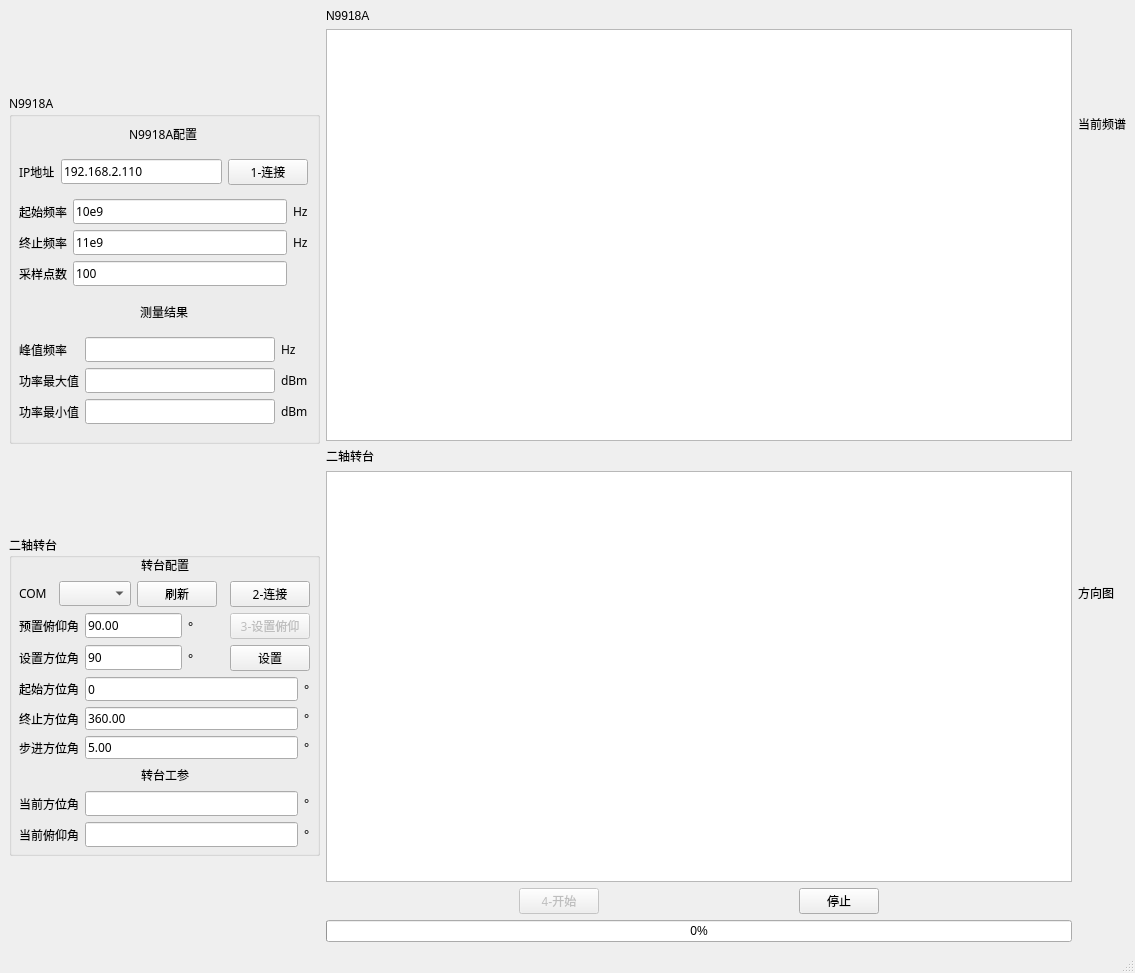
Old version of the form mainwindow.ui in the repository ArtisticZhao/antenna_pattern.
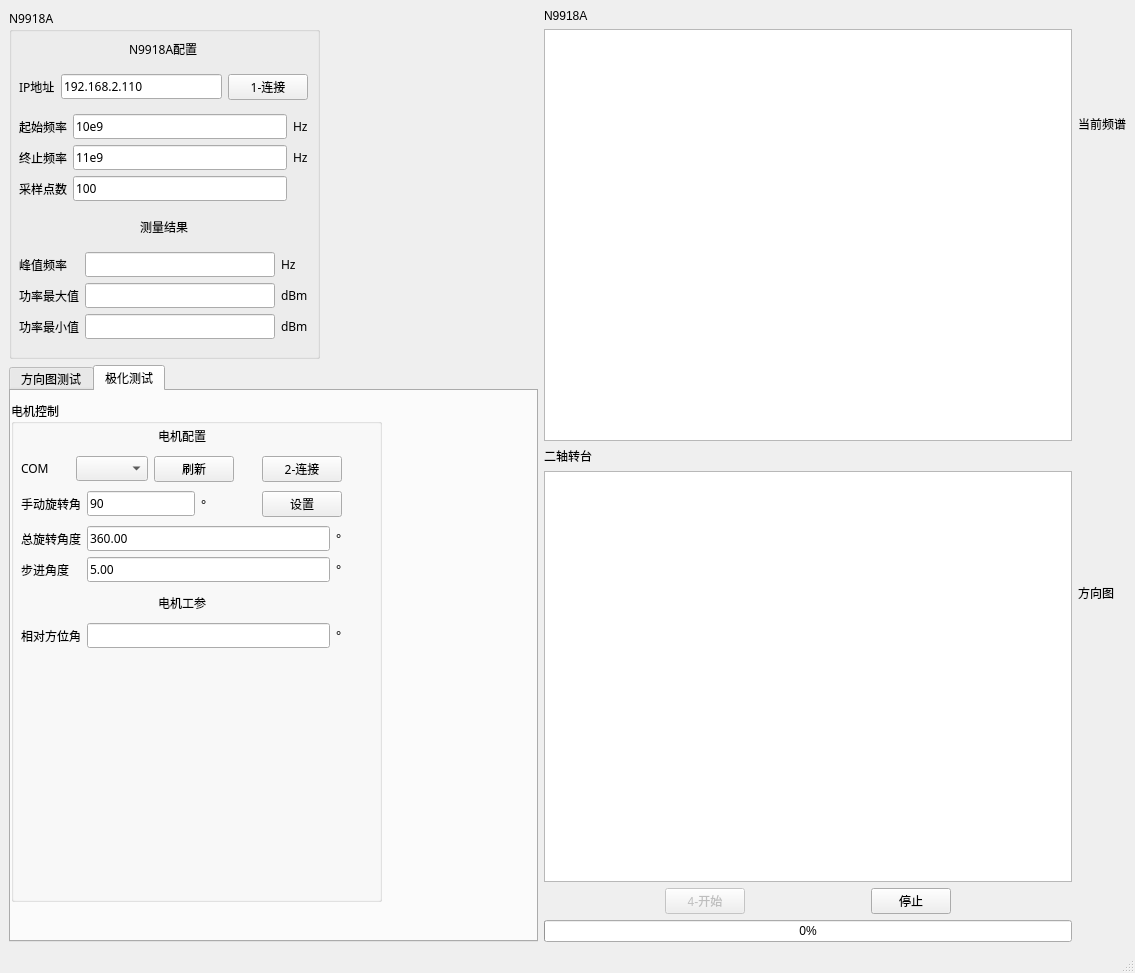
New version of the form. Custom widgets are drawn as their Qt base class.

Commit message: 添加极化测试用的远程步进电机支持, 未加入防呆系统

Diff of the .ui file:
```diff
--- a/mainwindow.ui
+++ b/mainwindow.ui
@@ -352,17 +352,33 @@
        </widget>
       </item>
       <item>
+       <widget class="QTabWidget" name="tabWidget">
+        <property name="currentIndex">
+         <number>1</number>
+        </property>
+        <widget class="QWidget" name="tab">
+         <attribute name="title">
+          <string>方向图测试</string>
+         </attribute>
        <widget class="QGroupBox" name="groupBox_2">
+          <property name="geometry">
+           <rect>
+            <x>0</x>
+            <y>10</y>
+            <width>371</width>
+            <height>501</height>
+           </rect>
+          </property>
         <property name="minimumSize">
          <size>
-          <width>311</width>
+            <width>371</width>
           <height>321</height>
          </size>
         </property>
         <property name="maximumSize">
          <size>
-          <width>311</width>
-          <height>321</height>
+            <width>501</width>
+            <height>16777215</height>
          </size>
         </property>
         <property name="font">
@@ -378,8 +394,8 @@
           <rect>
            <x>10</x>
            <y>20</y>
-           <width>291</width>
-           <height>292</height>
+             <width>321</width>
+             <height>321</height>
           </rect>
          </property>
          <layout class="QVBoxLayout" name="verticalLayout_2">
@@ -781,6 +797,341 @@
            </layout>
           </item>
          </layout>
+          </widget>
+         </widget>
+        </widget>
+        <widget class="QWidget" name="tab_2">
+         <attribute name="title">
+          <string>极化测试</string>
+         </attribute>
+         <widget class="QGroupBox" name="groupBox_3">
+          <property name="geometry">
+           <rect>
+            <x>0</x>
+            <y>10</y>
+            <width>371</width>
+            <height>501</height>
+           </rect>
+          </property>
+          <property name="minimumSize">
+           <size>
+            <width>371</width>
+            <height>321</height>
+           </size>
+          </property>
+          <property name="maximumSize">
+           <size>
+            <width>501</width>
+            <height>16777215</height>
+           </size>
+          </property>
+          <property name="font">
+           <font>
+            <family>Adobe Devanagari</family>
+           </font>
+          </property>
+          <property name="title">
+           <string>电机控制</string>
+          </property>
+          <widget class="QWidget" name="verticalLayoutWidget_3">
+           <property name="geometry">
+            <rect>
+             <x>10</x>
+             <y>20</y>
+             <width>321</width>
+             <height>231</height>
+            </rect>
+           </property>
+           <layout class="QVBoxLayout" name="verticalLayout_5">
+            <item>
+             <layout class="QHBoxLayout" name="horizontalLayout_11">
+              <item>
+               <spacer name="horizontalSpacer_16">
+                <property name="orientation">
+                 <enum>Qt::Horizontal</enum>
+                </property>
+                <property name="sizeHint" stdset="0">
+                 <size>
+                  <width>40</width>
+                  <height>20</height>
+                 </size>
+                </property>
+               </spacer>
+              </item>
+              <item>
+               <widget class="QLabel" name="label_36">
+                <property name="maximumSize">
+                 <size>
+                  <width>16777215</width>
+                  <height>23</height>
+                 </size>
+                </property>
+                <property name="text">
+                 <string>电机配置</string>
+                </property>
+               </widget>
+              </item>
+              <item>
+               <spacer name="horizontalSpacer_17">
+                <property name="orientation">
+                 <enum>Qt::Horizontal</enum>
+                </property>
+                <property name="sizeHint" stdset="0">
+                 <size>
+                  <width>40</width>
+                  <height>20</height>
+                 </size>
+                </property>
+               </spacer>
+              </item>
+             </layout>
+            </item>
+            <item>
+             <layout class="QHBoxLayout" name="horizontalLayout_12">
+              <item>
+               <widget class="QLabel" name="label_37">
+                <property name="maximumSize">
+                 <size>
+                  <width>16777215</width>
+                  <height>23</height>
+                 </size>
+                </property>
+                <property name="text">
+                 <string>COM</string>
+                </property>
+               </widget>
+              </item>
+              <item>
+               <spacer name="horizontalSpacer_18">
+                <property name="orientation">
+                 <enum>Qt::Horizontal</enum>
+                </property>
+                <property name="sizeHint" stdset="0">
+                 <size>
+                  <width>40</width>
+                  <height>20</height>
+                 </size>
+                </property>
+               </spacer>
+              </item>
+              <item>
+               <widget class="QComboBox" name="cb_com_port_motor"/>
+              </item>
+              <item>
+               <widget class="QPushButton" name="btn_refresh_com_motor">
+                <property name="text">
+                 <string>刷新</string>
+                </property>
+               </widget>
+              </item>
+              <item>
+               <spacer name="horizontalSpacer_19">
+                <property name="orientation">
+                 <enum>Qt::Horizontal</enum>
+                </property>
+                <property name="sizeHint" stdset="0">
+                 <size>
+                  <width>40</width>
+                  <height>20</height>
+                 </size>
+                </property>
+               </spacer>
+              </item>
+              <item>
+               <widget class="QPushButton" name="com_connect_motor">
+                <property name="enabled">
+                 <bool>true</bool>
+                </property>
+                <property name="text">
+                 <string>2-连接</string>
+                </property>
+               </widget>
+              </item>
+             </layout>
+            </item>
+            <item>
+             <layout class="QHBoxLayout" name="horizontalLayout_14">
+              <item>
+               <widget class="QLabel" name="label_40">
+                <property name="text">
+                 <string>手动旋转角</string>
+                </property>
+               </widget>
+              </item>
+              <item>
+               <widget class="QLineEdit" name="le_motor_angle">
+                <property name="text">
+                 <string>90</string>
+                </property>
+               </widget>
+              </item>
+              <item>
+               <widget class="QLabel" name="label_41">
+                <property name="text">
+                 <string>°</string>
+                </property>
+               </widget>
+              </item>
+              <item>
+               <spacer name="horizontalSpacer_21">
+                <property name="orientation">
+                 <enum>Qt::Horizontal</enum>
+                </property>
+                <property name="sizeHint" stdset="0">
+                 <size>
+                  <width>40</width>
+                  <height>20</height>
+                 </size>
+                </property>
+               </spacer>
+              </item>
+              <item>
+               <widget class="QPushButton" name="pb_turn_motor">
+                <property name="text">
+                 <string>设置</string>
+                </property>
+               </widget>
+              </item>
+             </layout>
+            </item>
+            <item>
+             <layout class="QGridLayout" name="gridLayout_5">
+              <item row="1" column="3">
+               <widget class="QLabel" name="label_43">
+                <property name="text">
+                 <string>°</string>
+                </property>
+               </widget>
+              </item>
+              <item row="1" column="2">
+               <widget class="QLineEdit" name="le_step_angle">
+                <property name="text">
+                 <string>5.00</string>
+                </property>
+               </widget>
+              </item>
+              <item row="1" column="0">
+               <widget class="QLabel" name="label_42">
+                <property name="maximumSize">
+                 <size>
+                  <width>16777215</width>
+                  <height>23</height>
+                 </size>
+                </property>
+                <property name="text">
+                 <string>步进角度</string>
+                </property>
+               </widget>
+              </item>
+              <item row="0" column="2">
+               <widget class="QLineEdit" name="le_total_angle">
+                <property name="text">
+                 <string>360.00</string>
+                </property>
+               </widget>
+              </item>
+              <item row="0" column="0">
+               <widget class="QLabel" name="label_45">
+                <property name="maximumSize">
+                 <size>
+                  <width>16777215</width>
+                  <height>23</height>
+                 </size>
+                </property>
+                <property name="text">
+                 <string>总旋转角度</string>
+                </property>
+               </widget>
+              </item>
+              <item row="0" column="3">
+               <widget class="QLabel" name="label_46">
+                <property name="text">
+                 <string>°</string>
+                </property>
+               </widget>
+              </item>
+             </layout>
+            </item>
+            <item>
+             <layout class="QHBoxLayout" name="horizontalLayout_15">
+              <item>
+               <spacer name="horizontalSpacer_22">
+                <property name="orientation">
+                 <enum>Qt::Horizontal</enum>
+                </property>
+                <property name="sizeHint" stdset="0">
+                 <size>
+                  <width>40</width>
+                  <height>20</height>
+                 </size>
+                </property>
+               </spacer>
+              </item>
+              <item>
+               <widget class="QLabel" name="label_48">
+                <property name="maximumSize">
+                 <size>
+                  <width>16777215</width>
+                  <height>23</height>
+                 </size>
+                </property>
+                <property name="text">
+                 <string>电机工参</string>
+                </property>
+               </widget>
+              </item>
+              <item>
+               <spacer name="horizontalSpacer_23">
+                <property name="orientation">
+                 <enum>Qt::Horizontal</enum>
+                </property>
+                <property name="sizeHint" stdset="0">
+                 <size>
+                  <width>40</width>
+                  <height>20</height>
+                 </size>
+                </property>
+               </spacer>
+              </item>
+             </layout>
+            </item>
+            <item>
+             <layout class="QGridLayout" name="gridLayout_6">
+              <item row="0" column="2">
+               <widget class="QLabel" name="label_50">
+                <property name="text">
+                 <string>°</string>
+                </property>
+               </widget>
+              </item>
+              <item row="0" column="1">
+               <widget class="QLineEdit" name="le_current_angle">
+                <property name="enabled">
+                 <bool>true</bool>
+                </property>
+                <property name="readOnly">
+                 <bool>true</bool>
+                </property>
+               </widget>
+              </item>
+              <item row="0" column="0">
+               <widget class="QLabel" name="label_49">
+                <property name="maximumSize">
+                 <size>
+                  <width>16777215</width>
+                  <height>23</height>
+                 </size>
+                </property>
+                <property name="text">
+                 <string>相对方位角</string>
+                </property>
+               </widget>
+              </item>
+             </layout>
+            </item>
+           </layout>
+          </widget>
+         </widget>
         </widget>
        </widget>
       </item>
```
Lines whose indentation alone changed are shown as unchanged. The commit also changes 3 other files.
